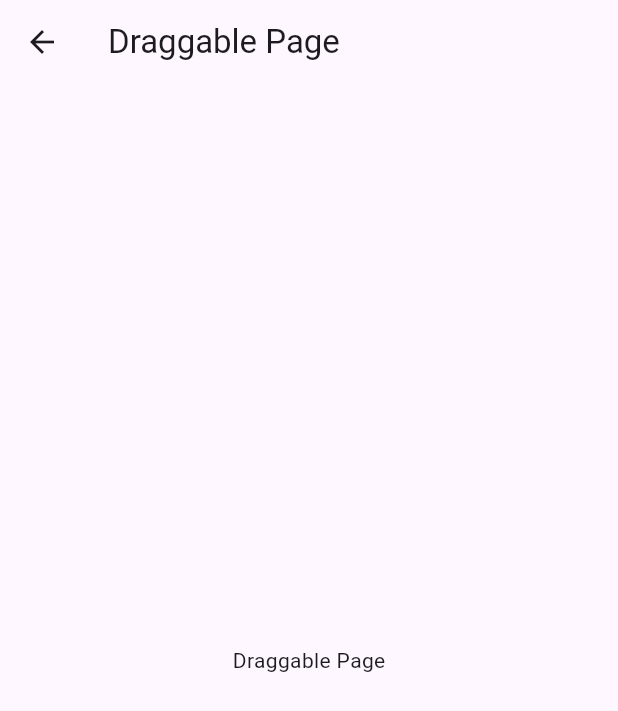
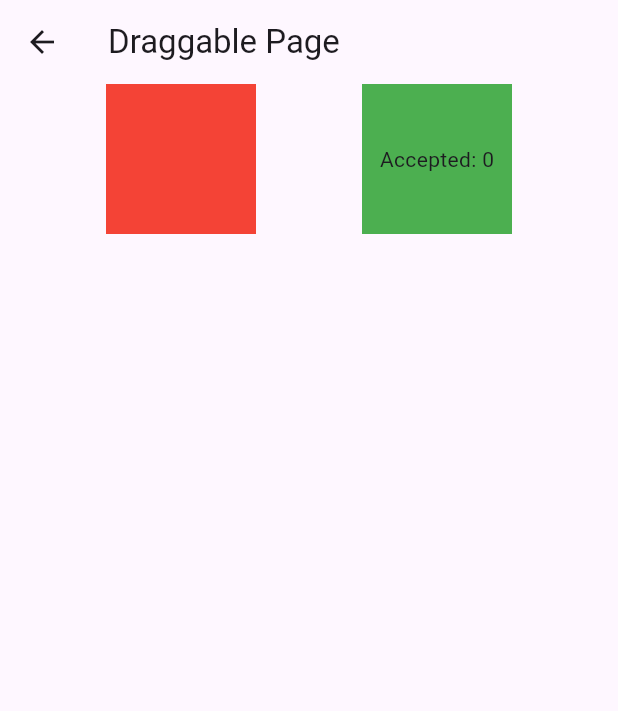
Before and after one commit to lim6112j/flutter_widgets, a Flutter app: the MyDraggablePage screen opened by its route, on a phone screen of 412 x 824 dp. Shown: the top 711 px of the screen. Run offline on Flutter 3.47's test engine with Material 3 defaults, Android fonts, the phone set to English and light mode, and no system bars; our stand-ins replace dio, flutter_animate, flutter_map, flutter_riverpod, go_router, latlong2 and 2 more; generated files the repository leaves out were written again.

Commit message:
draggable

```diff
--- /dev/null
+++ b/apps/widgets_app/lib/components/my_draggable_components.dart
@@ -0,0 +1,55 @@
+import 'package:flutter/material.dart';
+
+class MyDraggableComponents extends StatefulWidget {
+  const MyDraggableComponents({super.key});
+  @override
+  State<MyDraggableComponents> createState() => _MyDraggableComponentsState();
+}
+
+class _MyDraggableComponentsState extends State<MyDraggableComponents> {
+  int acceptedData = 0;
+
+  @override
+  Widget build(BuildContext context) {
+    return Row(
+      mainAxisAlignment: MainAxisAlignment.spaceEvenly,
+      children: [
+        Draggable<int>(
+          data: 10,
+          feedback: Container(
+            color: Colors.blue,
+            height: 100,
+            width: 100,
+          ),
+          childWhenDragging: Container(
+            color: Colors.grey,
+            height: 100,
+            width: 100,
+          ),
+          child: Container(
+            color: Colors.red,
+            height: 100,
+            width: 100,
+          ),
+        ),
+        DragTarget<int>(
+          onAcceptWithDetails: (DragTargetDetails<int> details) {
+            setState(() {
+              acceptedData += details.data;
+            });
+          },
+          builder: (context, candidateData, rejectedData) {
+            return Container(
+              color: Colors.green,
+              height: 100,
+              width: 100,
+              child: Center(
+                child: Text('Accepted: $acceptedData'),
+              ),
+            );
+          },
+        ),
+      ]
+    );
+  }
+}
--- a/apps/widgets_app/lib/pages/my_draggable_page.dart
+++ b/apps/widgets_app/lib/pages/my_draggable_page.dart
@@ -1,5 +1,6 @@
 import 'package:flutter/material.dart';
 import 'package:go_router/go_router.dart';
+import 'package:widgets_app/components/my_draggable_components.dart';
 class MyDraggablePage extends StatelessWidget {
   const MyDraggablePage({super.key});
   @override
@@ -14,9 +15,7 @@ class MyDraggablePage extends StatelessWidget {
           },
         ),
       ),
-      body: const Center(
-        child: Text('Draggable Page'),
-      ),
+      body:  MyDraggableComponents(),
     );
   }
 }
```
